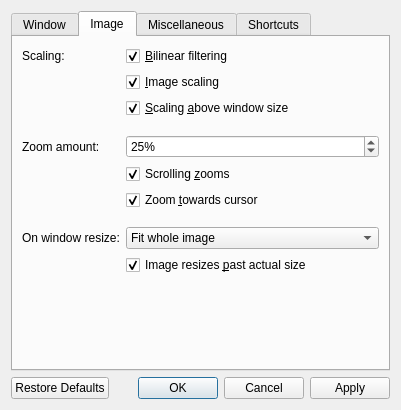
This is src/qvoptionsdialog.ui in jurplel/qView as Qt 5 draws it before an edit. The edited form follows.
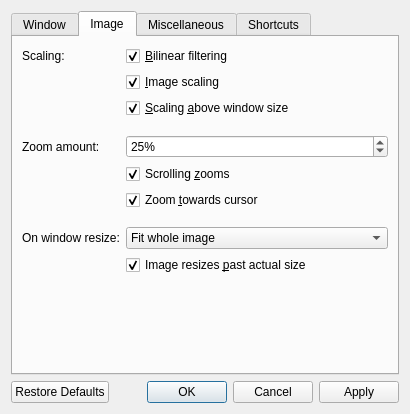
This is the edited form.

```diff
--- a/src/qvoptionsdialog.ui
+++ b/src/qvoptionsdialog.ui
@@ -9,8 +9,8 @@
    <rect>
     <x>0</x>
     <y>0</y>
-    <width>401</width>
-    <height>408</height>
+    <width>410</width>
+    <height>414</height>
    </rect>
   </property>
   <property name="windowTitle">
```
